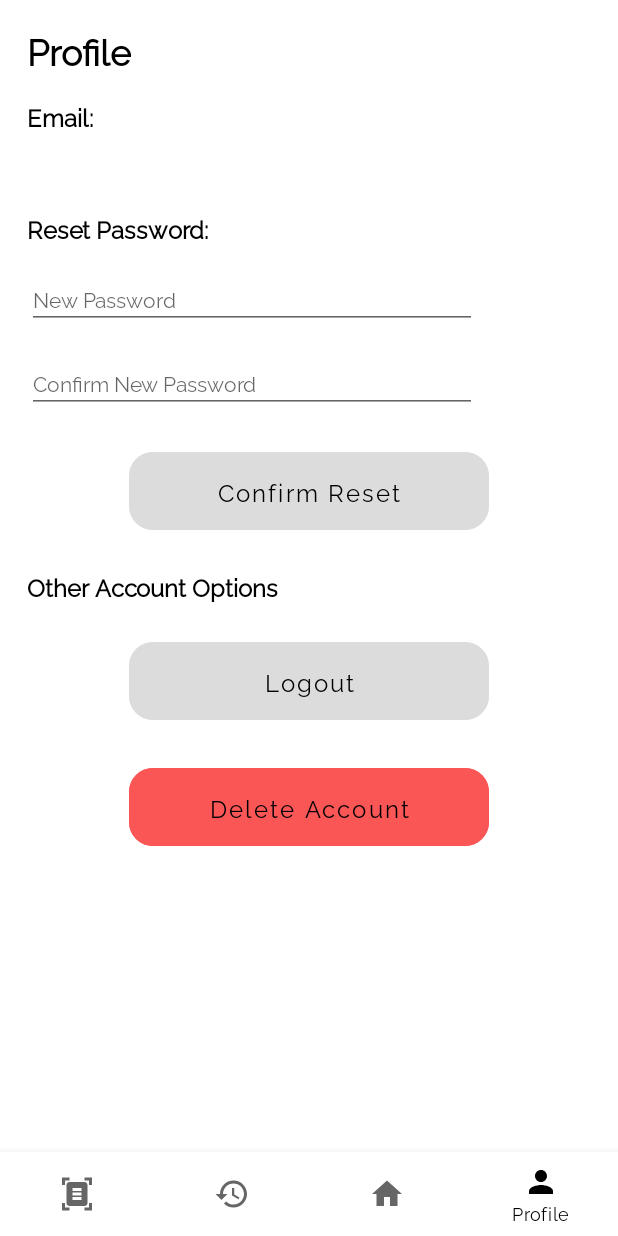
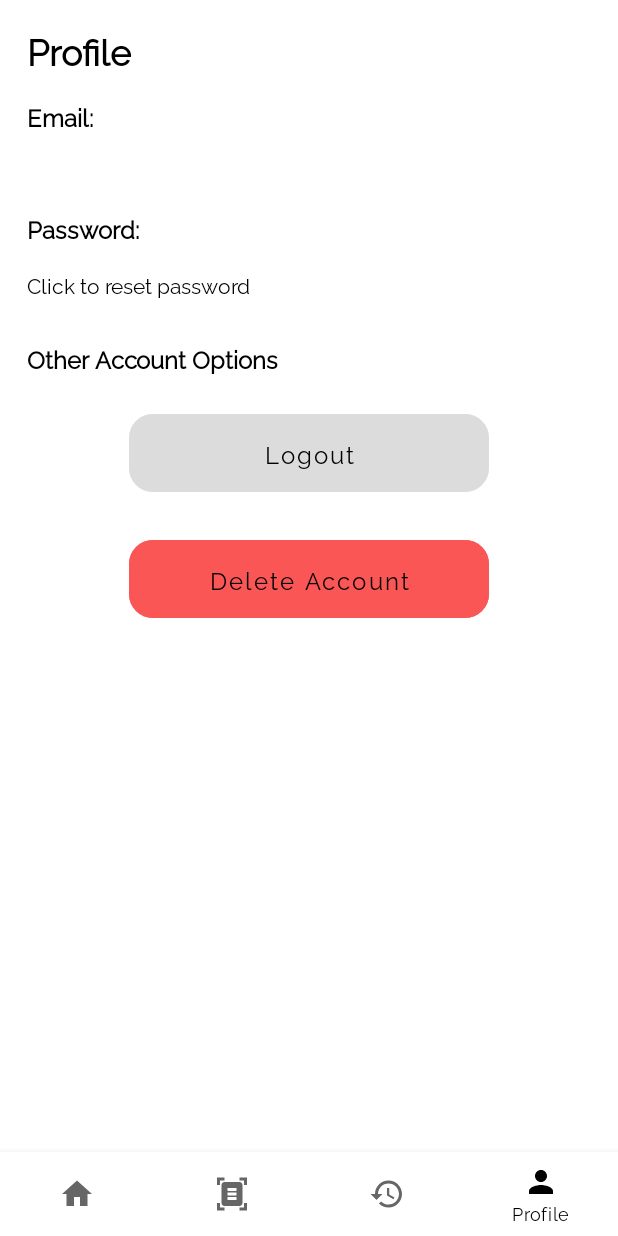
Before and after one commit to maisiehapney/PlantCareApp, an Android app: the fragment ClassifyFragment placed in its activity, item 4 of the bottom bar chosen, on a phone screen of 412 x 824 dp. Run offline under Robolectric (Android 15) with nearby library versions, the phone set to English and light mode, and no system bars; our stand-ins replace Firebase (no records; nobody signed in at launch, a user with empty details on screens opened directly); libraries missing offline, so code that uses them is left out: org.tensorflow.lite; pictures from the network do not load.

Commit message:
Trivial UI changes progress bars etc

```diff
--- a/PlantCareApp/app/src/main/java/com/example/plantcareapp/ClassifyFragment.java
+++ b/PlantCareApp/app/src/main/java/com/example/plantcareapp/ClassifyFragment.java
@@ -3,6 +3,8 @@ package com.example.plantcareapp;
 import static androidx.constraintlayout.helper.widget.MotionEffect.TAG;
 
 import android.Manifest;
+import android.app.AlertDialog;
+import android.content.DialogInterface;
 import android.content.Intent;
 import android.content.pm.PackageManager;
 import android.graphics.Bitmap;
@@ -27,10 +29,13 @@ import android.view.ViewGroup;
 import android.widget.Button;
 import android.widget.ImageView;
 import android.widget.TextView;
+import android.widget.Toast;
 
 import com.example.plantcareapp.ml.Plantmodel;
+import com.google.android.gms.tasks.OnCompleteListener;
 import com.google.android.gms.tasks.OnFailureListener;
 import com.google.android.gms.tasks.OnSuccessListener;
+import com.google.android.gms.tasks.Task;
 import com.google.common.collect.Collections2;
 import com.google.firebase.auth.FirebaseAuth;
 import com.google.firebase.auth.FirebaseUser;
@@ -71,13 +76,22 @@ public class ClassifyFragment extends Fragment {
         user = auth.getCurrentUser();
         db = FirebaseFirestore.getInstance();
 
-        camera = v.findViewById(R.id.button);
-        gallery = v.findViewById(R.id.button2);
+
+
+        return v;
+    }
+
+    @Override
+    public void onViewCreated(@NonNull View view, @Nullable Bundle savedInstanceState) {
+        super.onViewCreated(view, savedInstanceState);
+
+        camera = view.findViewById(R.id.button);
+        gallery = view.findViewById(R.id.button2);
         //information = v.findViewById(R.id.information_button);
 
         //result = v.findViewById(R.id.result);
         //confidence = v.findViewById(R.id.confidence);
-        imageView = v.findViewById(R.id.imageView);
+        imageView = view.findViewById(R.id.imageView);
 
         cameraResultLaunch = registerForActivityResult(
                 new ActivityResultContracts.StartActivityForResult(),
@@ -167,7 +181,9 @@ public class ClassifyFragment extends Fragment {
             }
         });
 
-        return v;
+
+
+
     }
 
     /*public void openNewActivity(){
--- a/PlantCareApp/app/src/main/java/com/example/plantcareapp/HistoryFragment.java
+++ b/PlantCareApp/app/src/main/java/com/example/plantcareapp/HistoryFragment.java
@@ -14,6 +14,7 @@ import android.util.Log;
 import android.view.LayoutInflater;
 import android.view.View;
 import android.view.ViewGroup;
+import android.widget.ProgressBar;
 import android.widget.TextView;
 import android.widget.Toast;
 
@@ -47,6 +48,7 @@ public class HistoryFragment extends Fragment {
     HistoryAdapter recyclerViewAdapter;
     private androidx.appcompat.widget.SearchView searchView;
     TextView noResults;
+    ProgressBar progressBar;
 
 
 
@@ -64,6 +66,8 @@ public class HistoryFragment extends Fragment {
         dates = new ArrayList<>();
         plantArrayList=new ArrayList<>();
         plantNames=((HomeActivity) getActivity()).getNames();
+        progressBar=v.findViewById(R.id.progressBar);
+        //progressBar.setVisibility(View.VISIBLE);
 
 
         db.collection("UserPlants")
@@ -92,6 +96,7 @@ public class HistoryFragment extends Fragment {
                                 //Toast.makeText(getActivity(), results.get(1),
                                 //Toast.LENGTH_SHORT).show();
                             }
+                            progressBar.setVisibility(View.GONE);
                             recyclerViewAdapter = new HistoryAdapter(getActivity(), plantArrayList, dates);
 
                             recyclerView.setAdapter(recyclerViewAdapter);
@@ -126,6 +131,7 @@ public class HistoryFragment extends Fragment {
                     }
                 });
 
+
         //Toast.makeText(getActivity(), String.valueOf(dates.size()),
                 //Toast.LENGTH_SHORT).show();
 
@@ -157,6 +163,7 @@ public class HistoryFragment extends Fragment {
         Toast.makeText(getActivity(), String.valueOf(plantArrayList.size()),
                 Toast.LENGTH_SHORT).show();
 
+
         noResults = view.findViewById(R.id.noSearchResults);
         recyclerView = view.findViewById(R.id.recyclerView);
         layoutManager = new GridLayoutManager(getActivity(), 2);
@@ -177,6 +184,7 @@ public class HistoryFragment extends Fragment {
             }
 
         });
+        //progressBar.setVisibility(View.GONE);
 
         //plantNames=((HomeActivity) getActivity()).getNames();
         //plantBotanical=((HomeActivity) getActivity()).getBotanicalNames();
--- a/PlantCareApp/app/src/main/java/com/example/plantcareapp/ProfileFragment.java
+++ b/PlantCareApp/app/src/main/java/com/example/plantcareapp/ProfileFragment.java
@@ -6,7 +6,10 @@ import android.content.Intent;
 import android.os.Bundle;
 
 import androidx.annotation.NonNull;
+import androidx.annotation.Nullable;
+import androidx.appcompat.widget.SearchView;
 import androidx.fragment.app.Fragment;
+import androidx.recyclerview.widget.GridLayoutManager;
 
 import android.util.Log;
 import android.view.LayoutInflater;
@@ -28,7 +31,7 @@ public class ProfileFragment extends Fragment {
     FirebaseAuth auth;
     FirebaseUser user;
     Button logoutButton, deleteButton, resetButton;
-    TextView userEmail;
+    TextView userEmail, reset;
     EditText editTextPassword, editTextPassword2;
 
     @Override
@@ -38,15 +41,42 @@ public class ProfileFragment extends Fragment {
 
         auth = FirebaseAuth.getInstance();
         user = auth.getCurrentUser();
-        logoutButton = v.findViewById(R.id.logout);
-        resetButton=v.findViewById(R.id.resetButton);
-        userEmail = v.findViewById(R.id.userEmail);
-        deleteButton = v.findViewById(R.id.delete);
-        editTextPassword = v.findViewById(R.id.resetPassword);
-        editTextPassword2=v.findViewById(R.id.resetPassword2);
 
+        return v;
+    }
 
+    @Override
+    public void onViewCreated(@NonNull View view, @Nullable Bundle savedInstanceState) {
+        super.onViewCreated(view, savedInstanceState);
+
+        logoutButton = view.findViewById(R.id.logout);
+        resetButton=view.findViewById(R.id.resetButton);
+        userEmail = view.findViewById(R.id.userEmail);
+        deleteButton = view.findViewById(R.id.delete);
+        editTextPassword = view.findViewById(R.id.resetPassword);
+        editTextPassword2=view.findViewById(R.id.resetPassword2);
         userEmail.setText(user.getEmail());
+        reset=view.findViewById(R.id.reset);
+        //boolean resetShowing = false;
+
+        reset.setOnClickListener(new View.OnClickListener() {
+            @Override
+            public void onClick(View view) {
+                if(editTextPassword.getVisibility()!=View.VISIBLE){
+                    editTextPassword.setVisibility(View.VISIBLE);
+                    editTextPassword2.setVisibility(View.VISIBLE);
+                    resetButton.setVisibility(View.VISIBLE);
+                    reset.setText("Click to hide");
+                }
+                else if(editTextPassword.getVisibility()==View.VISIBLE){
+                    editTextPassword.setVisibility(View.GONE);
+                    editTextPassword2.setVisibility(View.GONE);
+                    resetButton.setVisibility(View.GONE);
+                    reset.setText("Click to reset password");
+                }
+
+            }
+        });
 
         logoutButton.setOnClickListener(new View.OnClickListener() {
             @Override
@@ -82,8 +112,8 @@ public class ProfileFragment extends Fragment {
                                 if (task.isSuccessful()) {
                                     Toast.makeText(getActivity(), "Password reset.",
                                             Toast.LENGTH_SHORT).show();
-                                    editTextPassword.setText("");
-                                    editTextPassword2.setText("");
+                                    editTextPassword.getText().clear();
+                                    editTextPassword2.getText().clear();
                                 }
                                 else{
                                     Toast.makeText(getActivity(), "Error resetting. Try again later.",
@@ -132,6 +162,9 @@ public class ProfileFragment extends Fragment {
                 alertDialogBuilder.create().show();
             }
         });
-        return v;
+
+
+
+
     }
 }
--- a/PlantCareApp/app/src/main/res/layout/fragment_profile.xml
+++ b/PlantCareApp/app/src/main/res/layout/fragment_profile.xml
@@ -1,10 +1,14 @@
 <?xml version="1.0" encoding="utf-8"?>
-<androidx.constraintlayout.widget.ConstraintLayout xmlns:android="http://schemas.android.com/apk/res/android"
+<ScrollView xmlns:android="http://schemas.android.com/apk/res/android"
     xmlns:tools="http://schemas.android.com/tools"
     xmlns:app="http://schemas.android.com/apk/res-auto"
     android:layout_width="match_parent"
     android:layout_height="match_parent"
     tools:context=".ProfileFragment">
+
+    <androidx.constraintlayout.widget.ConstraintLayout
+        android:layout_width="match_parent"
+        android:layout_height="wrap_content">
 
         <TextView
             android:id="@+id/title"
@@ -58,15 +62,31 @@
             android:layout_height="wrap_content"
             android:layout_marginStart="18dp"
             android:layout_marginTop="16dp"
-        android:text="Reset Password:"
+            android:text="Password:"
             android:textAlignment="center"
             android:textColor="@color/black"
             android:textSize="16sp"
             android:textStyle="bold"
-        app:layout_constraintBottom_toTopOf="@+id/resetPassword"
+            app:layout_constraintBottom_toTopOf="@+id/reset"
             app:layout_constraintRight_toRightOf="parent"
             app:layout_constraintStart_toStartOf="parent"
             app:layout_constraintTop_toBottomOf="@+id/userEmail" />
+
+        <TextView
+            android:id="@+id/reset"
+            android:layout_width="wrap_content"
+            android:layout_height="wrap_content"
+            android:layout_marginStart="18dp"
+            android:layout_marginTop="16dp"
+            android:text="Click to reset password"
+            android:textAllCaps="false"
+            android:textColor="#000000"
+            android:textSize="14sp"
+            app:layout_constraintBottom_toTopOf="@id/resetPassword"
+            app:layout_constraintRight_toRightOf="parent"
+            app:layout_constraintStart_toStartOf="parent"
+            app:layout_constraintTop_toBottomOf="@+id/password" />
+
         <EditText
             android:id="@+id/resetPassword"
             android:layout_width="300dp"
@@ -77,10 +97,11 @@
             android:hint="New Password"
             android:textColor="@color/black"
             android:textSize="14sp"
+            android:visibility="gone"
             app:layout_constraintBottom_toTopOf="@+id/resetPassword2"
             app:layout_constraintRight_toRightOf="parent"
             app:layout_constraintStart_toStartOf="parent"
-        app:layout_constraintTop_toBottomOf="@+id/password" />
+            app:layout_constraintTop_toBottomOf="@+id/reset" />
         <EditText
             android:id="@+id/resetPassword2"
             android:layout_width="300dp"
@@ -91,6 +112,7 @@
             android:hint="Confirm New Password"
             android:textColor="@color/black"
             android:textSize="14sp"
+            android:visibility="gone"
             app:layout_constraintBottom_toTopOf="@+id/resetButton"
             app:layout_constraintRight_toRightOf="parent"
             app:layout_constraintStart_toStartOf="parent"
@@ -108,6 +130,7 @@
             android:textColor="#000000"
             android:textSize="16sp"
             app:cornerRadius="16dp"
+            android:visibility="gone"
             app:layout_constraintTop_toBottomOf="@+id/resetPassword2"
             app:layout_constraintBottom_toTopOf="@+id/options"
             app:layout_constraintRight_toRightOf="parent"
@@ -118,7 +141,7 @@
             android:layout_width="wrap_content"
             android:layout_height="wrap_content"
             android:layout_marginStart="18dp"
-        android:layout_marginTop="20dp"
+            android:layout_marginTop="28dp"
             android:text="Other Account Options"
             android:textAlignment="center"
             android:textColor="@color/black"
@@ -162,7 +185,7 @@
             app:layout_constraintRight_toRightOf="parent"
             app:layout_constraintLeft_toLeftOf="parent" />
 
+    </androidx.constraintlayout.widget.ConstraintLayout>
 
 
-
-</androidx.constraintlayout.widget.ConstraintLayout>
+</ScrollView>
--- a/PlantCareApp/app/src/main/res/menu/bottom_nav_menu.xml
+++ b/PlantCareApp/app/src/main/res/menu/bottom_nav_menu.xml
@@ -1,15 +1,15 @@
 <?xml version="1.0" encoding="utf-8"?>
 <menu xmlns:android="http://schemas.android.com/apk/res/android">
 
+    <item android:title="Home"
+        android:icon="@drawable/ic_baseline_home_24"
+        android:id="@+id/home"/>
     <item android:title="Scan"
         android:icon="@drawable/ic_baseline_document_scanner_24"
         android:id="@+id/scan"/>
     <item android:title="History"
         android:icon="@drawable/ic_baseline_history_24"
         android:id="@+id/history"/>
-    <item android:title="Home"
-        android:icon="@drawable/ic_baseline_home_24"
-        android:id="@+id/home"/>
     <item android:title="Profile"
         android:icon="@drawable/ic_baseline_person_24"
         android:id="@+id/profile"/>
```
Also changed, not shown: PlantCareApp/app/src/main/res/layout/activity_login.xml (+2 -15 lines), PlantCareApp/app/src/main/res/layout/fragment_history.xml (+8 -0 lines). Lines whose indentation alone changed are shown as unchanged.
